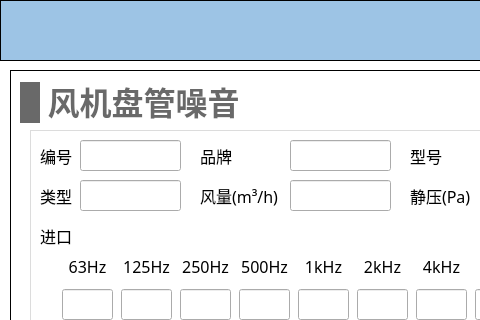
Qt form NoiseCalSoft/inputDialog/dialog_fancoil_noise.ui (haobana/NoiCal) before a commit; both pictures show x 0 to 480 and y 0 to 320 of the 671 by 519 pixel window.
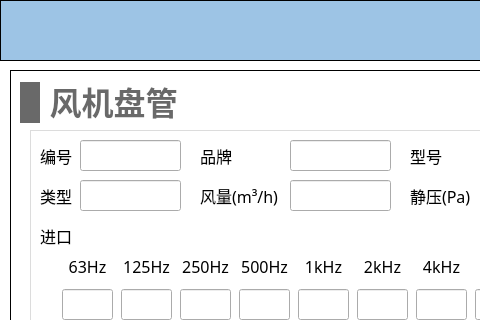
The same form after that commit. Icons and pictures are not drawn.

```diff
--- a/NoiseCalSoft/inputDialog/dialog_fancoil_noise.ui
+++ b/NoiseCalSoft/inputDialog/dialog_fancoil_noise.ui
@@ -1458,7 +1458,7 @@
      <rect>
       <x>10</x>
       <y>10</y>
-      <width>221</width>
+      <width>161</width>
       <height>45</height>
      </rect>
     </property>
@@ -1504,7 +1504,7 @@
 }</string>
        </property>
        <property name="text">
-        <string>风机盘管噪音</string>
+        <string>风机盘管</string>
        </property>
        <property name="alignment">
         <set>Qt::AlignBottom|Qt::AlignHCenter</set>
```
